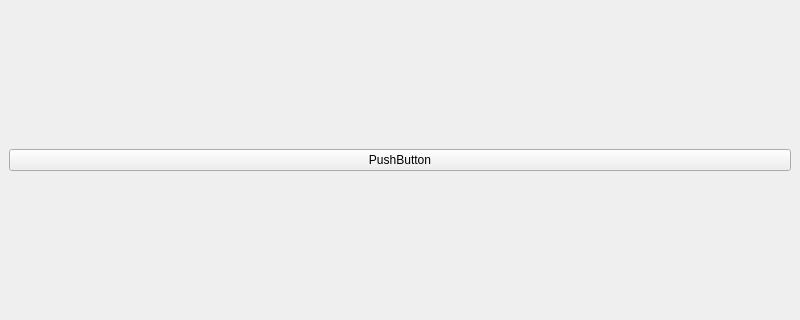
First picture: the form in installsystemwindow.ui, repository gfdgd-xi/deepin-community-live-cd-online-installer, before the edit; both pictures show x 0 to 800 and y 129 to 449 of the 800 by 600 pixel window.
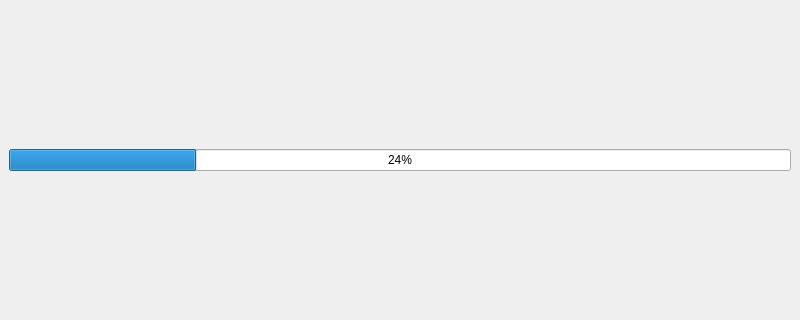
Second picture: the form after the edit.

```diff
--- a/installsystemwindow.ui
+++ b/installsystemwindow.ui
@@ -16,9 +16,9 @@
   <widget class="QWidget" name="centralwidget">
    <layout class="QVBoxLayout" name="verticalLayout">
     <item>
-     <widget class="QPushButton" name="pushButton">
-      <property name="text">
-       <string>PushButton</string>
+     <widget class="QProgressBar" name="progressBar">
+      <property name="value">
+       <number>24</number>
       </property>
      </widget>
     </item>
```
